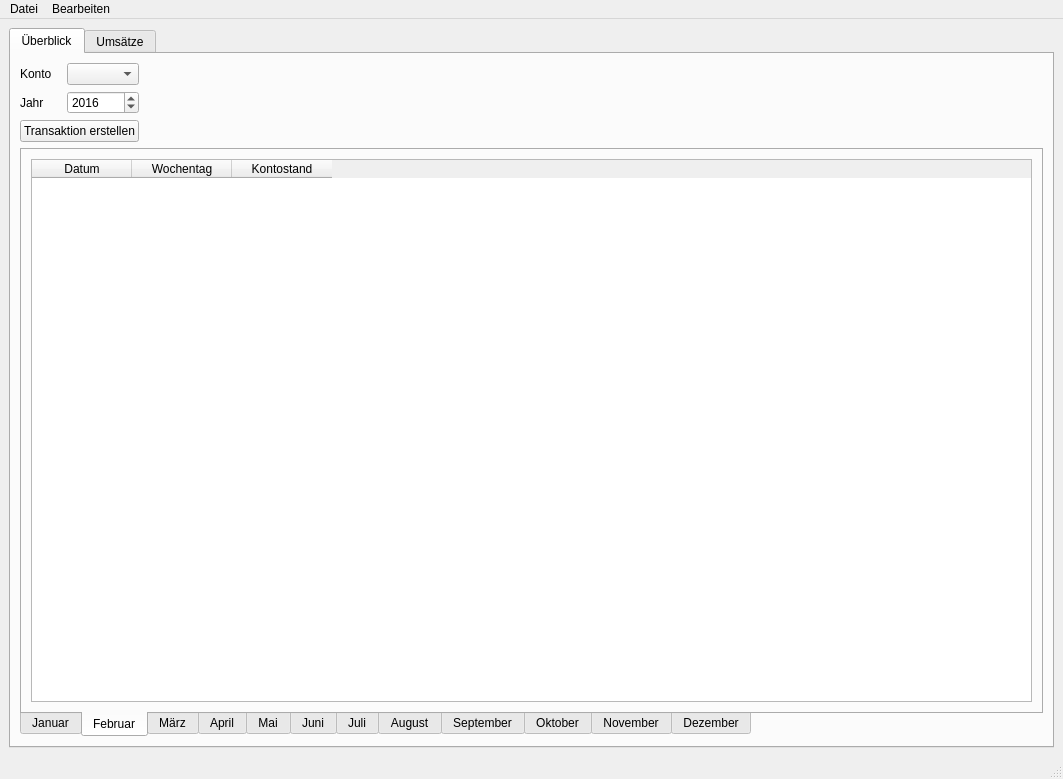
Above: View/src/main/resources/design/ui/mainwindow.ui from marcuskraft/DimeDiaryJavaFx before the change. Below: the same form after it.
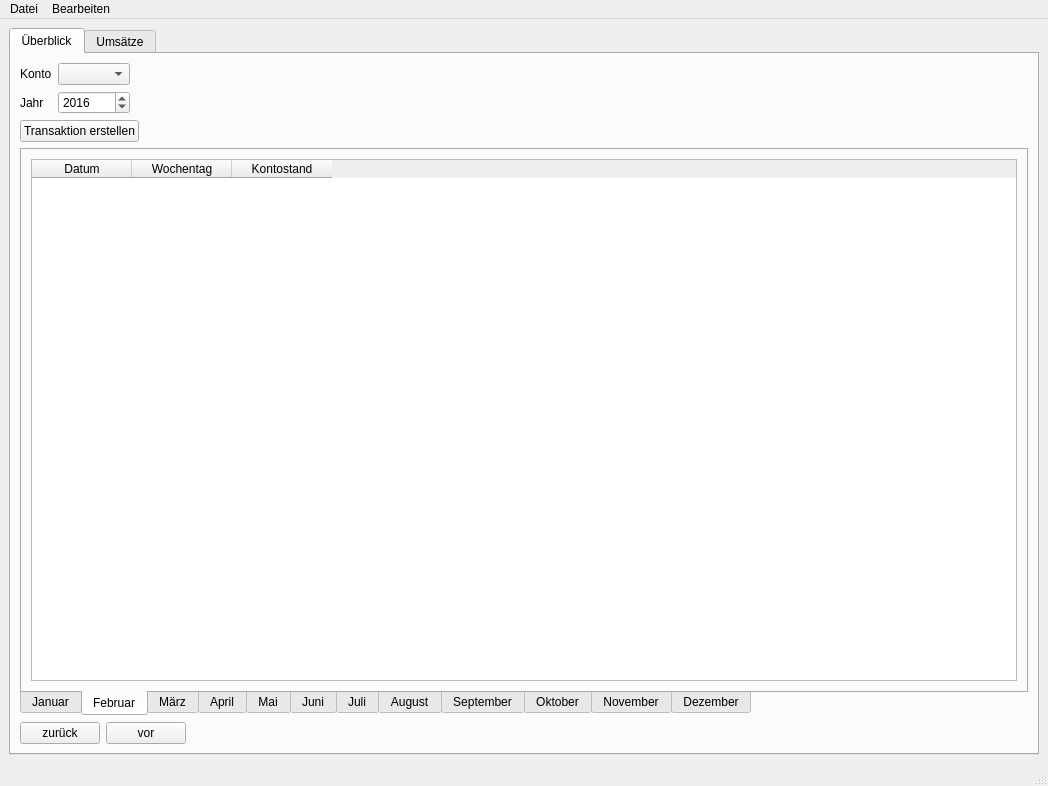
That is the form after the change.

Commit message: adding back and forward buttons in the overview table

Diff of the .ui file:
```diff
--- a/View/src/main/resources/design/ui/mainwindow.ui
+++ b/View/src/main/resources/design/ui/mainwindow.ui
@@ -6,8 +6,8 @@
    <rect>
     <x>0</x>
     <y>0</y>
-    <width>1063</width>
-    <height>779</height>
+    <width>1048</width>
+    <height>786</height>
    </rect>
   </property>
   <property name="windowTitle">
@@ -36,19 +36,12 @@
        <attribute name="title">
         <string>Überblick</string>
        </attribute>
-       <layout class="QGridLayout" name="gridLayout_5">
-        <item row="1" column="0">
+       <layout class="QGridLayout" name="gridLayout_19">
+        <item row="0" column="0">
          <layout class="QGridLayout" name="gridLayout_4">
           <item row="0" column="1">
            <widget class="QComboBox" name="comboBoxBankaccountOverview"/>
           </item>
-          <item row="1" column="0">
-           <widget class="QLabel" name="label_5">
-            <property name="text">
-             <string>Jahr</string>
-            </property>
-           </widget>
-          </item>
           <item row="0" column="0">
            <widget class="QLabel" name="label_4">
             <property name="text">
@@ -69,9 +62,14 @@
             </property>
            </widget>
           </item>
-         </layout>
-        </item>
-        <item row="1" column="1">
+          <item row="1" column="0">
+           <widget class="QLabel" name="label_5">
+            <property name="text">
+             <string>Jahr</string>
+            </property>
+           </widget>
+          </item>
+          <item row="1" column="2">
          <spacer name="horizontalSpacer">
           <property name="orientation">
            <enum>Qt::Horizontal</enum>
@@ -84,7 +82,33 @@
           </property>
          </spacer>
         </item>
-        <item row="3" column="0" colspan="2">
+         </layout>
+        </item>
+        <item row="1" column="0">
+         <layout class="QGridLayout" name="gridLayout_5">
+          <item row="0" column="0">
+           <widget class="QPushButton" name="pushButtonAddTransactionOverview">
+            <property name="text">
+             <string>Transaktion erstellen</string>
+            </property>
+           </widget>
+          </item>
+          <item row="0" column="1">
+           <spacer name="horizontalSpacer_4">
+            <property name="orientation">
+             <enum>Qt::Horizontal</enum>
+            </property>
+            <property name="sizeHint" stdset="0">
+             <size>
+              <width>40</width>
+              <height>20</height>
+             </size>
+            </property>
+           </spacer>
+          </item>
+         </layout>
+        </item>
+        <item row="2" column="0">
          <widget class="QTabWidget" name="tabWidget">
           <property name="tabPosition">
            <enum>QTabWidget::South</enum>
@@ -125,6 +149,9 @@
            <layout class="QGridLayout" name="gridLayout_8">
             <item row="1" column="0">
              <widget class="QTableWidget" name="tableWidgetBalanceFebruar">
+              <property name="autoFillBackground">
+               <bool>false</bool>
+              </property>
               <column>
                <property name="text">
                 <string>Datum</string>
@@ -406,12 +433,36 @@
           </widget>
          </widget>
         </item>
-        <item row="2" column="0">
-         <widget class="QPushButton" name="pushButtonAddTransactionOverview">
+        <item row="3" column="0">
+         <layout class="QHBoxLayout" name="horizontalLayout">
+          <item>
+           <widget class="QPushButton" name="pushButtonBack">
           <property name="text">
-           <string>Transaktion erstellen</string>
-          </property>
-         </widget>
+             <string>zurück</string>
+            </property>
+           </widget>
+          </item>
+          <item>
+           <widget class="QPushButton" name="pushButtonForward">
+            <property name="text">
+             <string>vor</string>
+            </property>
+           </widget>
+          </item>
+          <item>
+           <spacer name="horizontalSpacer_3">
+            <property name="orientation">
+             <enum>Qt::Horizontal</enum>
+            </property>
+            <property name="sizeHint" stdset="0">
+             <size>
+              <width>40</width>
+              <height>20</height>
+             </size>
+            </property>
+           </spacer>
+          </item>
+         </layout>
         </item>
        </layout>
       </widget>
@@ -569,7 +620,7 @@
     <rect>
      <x>0</x>
      <y>0</y>
-     <width>1063</width>
+     <width>1048</width>
      <height>21</height>
     </rect>
    </property>
```
Lines whose indentation alone changed are shown as unchanged. The commit also changes 7 other files.
